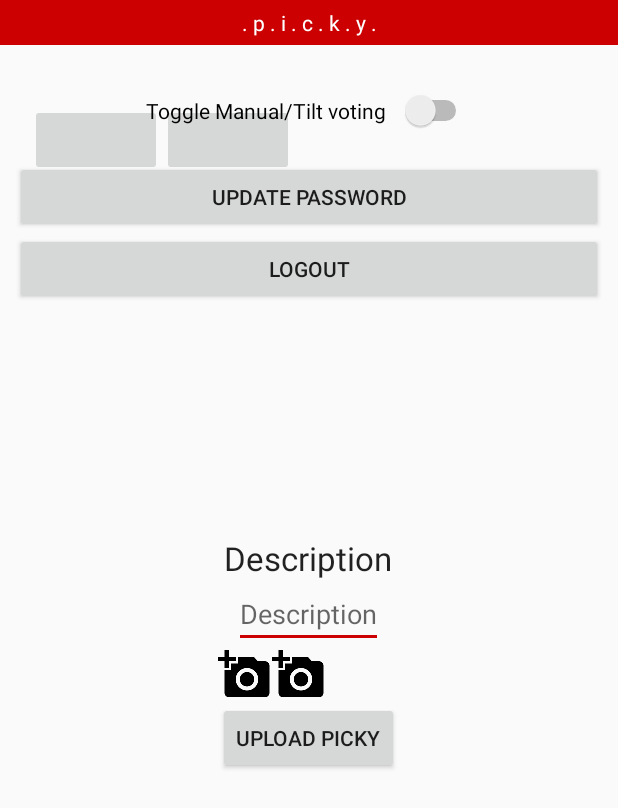
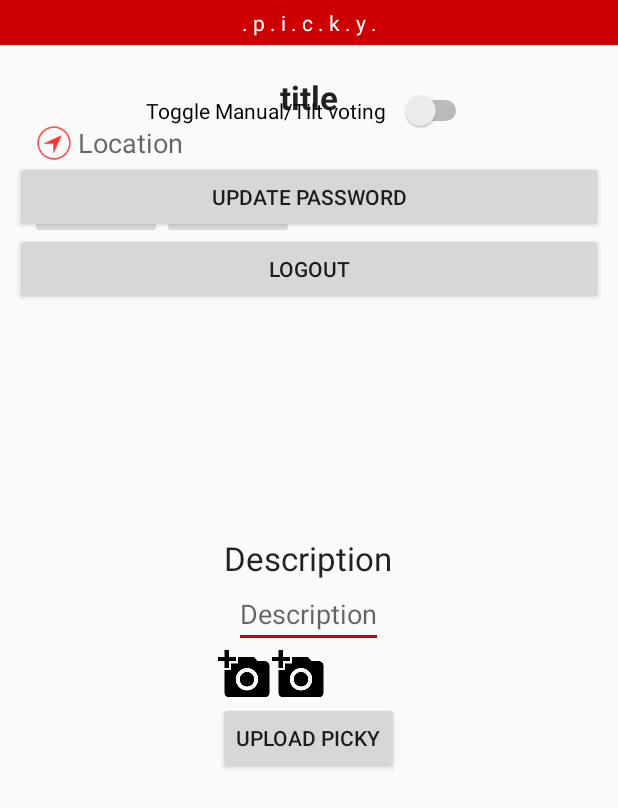
Before and after one commit to walia-gaurav/picky, an Android app: the PublicFragment screen opened directly, with no data from a screen before it, on a phone screen of 412 x 824 dp. Shown: the top 808 px of the screen. Run offline under Robolectric (Android 15) with nearby library versions, the phone set to English and light mode, and no system bars; 2 statements that could not run were skipped.

Commit message:
Completing GeoLocation task

```diff
--- a/app/src/main/java/edu/cmu/jsphdev/picky/fragment/PublicFragment.java
+++ b/app/src/main/java/edu/cmu/jsphdev/picky/fragment/PublicFragment.java
@@ -49,6 +49,7 @@ public class PublicFragment extends Fragment implements SensorEventListener {
     private PickyServiceInterface pickyService;
 
     private TextView titleTextView;
+    private TextView locationView;
     private Button leftButton;
     private Button rightButton;
     private Picky picky;
@@ -69,6 +70,7 @@ public class PublicFragment extends Fragment implements SensorEventListener {
         leftButton = (Button) view.findViewById(R.id.leftChoiceButton);
         rightButton = (Button) view.findViewById(R.id.rightChoiceButton);
         titleTextView = (TextView) view.findViewById(R.id.titleTextView);
+        locationView = (TextView) view.findViewById(R.id.publicPickyLocation);
 
         if (ActivityCompat.checkSelfPermission(getActivity(), Manifest.permission.INTERNET) !=
                 PackageManager.PERMISSION_GRANTED) {
@@ -221,6 +223,7 @@ public class PublicFragment extends Fragment implements SensorEventListener {
                     buttonsDownloaderTask.execute(pickyResult.getLeftPhoto().getUrl(), pickyResult.getRightPhoto()
                             .getUrl());
                     titleTextView.setText(pickyResult.getTitle());
+                    locationView.setText(pickyResult.getLocation().getLocationName());
                     enableButtons();
                     customTouchListener(leftButton, Vote.LEFT);
                     customTouchListener(rightButton, Vote.RIGHT);
--- a/app/src/main/res/layout/fragment_public.xml
+++ b/app/src/main/res/layout/fragment_public.xml
@@ -7,11 +7,36 @@
               tools:context="edu.cmu.jsphdev.picky.fragment.PublicFragment">
 
     <TextView
+        android:id="@+id/titleTextView"
         android:layout_width="match_parent"
         android:layout_height="wrap_content"
+        android:text="title"
         android:textAlignment="center"
-        android:id="@+id/titleTextView"
-        android:text=""/>
+        android:textAppearance="?android:attr/textAppearanceLarge"
+        android:textStyle="bold"
+        />
+
+    <LinearLayout
+        android:layout_width="match_parent"
+        android:layout_height="wrap_content"
+        android:orientation="horizontal">
+
+        <ImageView
+            android:layout_width="wrap_content"
+            android:layout_height="wrap_content"
+            android:scaleType="fitXY"
+            android:src="@drawable/location_icon"/>
+
+        <TextView
+            android:id="@+id/publicPickyLocation"
+            android:layout_width="match_parent"
+            android:layout_height="match_parent"
+            android:gravity="center_vertical"
+            android:text="Location"
+            android:textAppearance="?android:attr/textAppearanceMedium"
+            />
+    </LinearLayout>
+
 
     <LinearLayout
         android:id="@+id/frame"
```
Also changed, not shown: app/src/main/res/drawable-hdpi/location_icon.png (added), app/src/main/res/drawable-mdpi/location_icon.png (added), app/src/main/res/drawable-xhdpi/location_icon.png (added), app/src/main/res/drawable-xxhdpi/location_icon.png (added).
